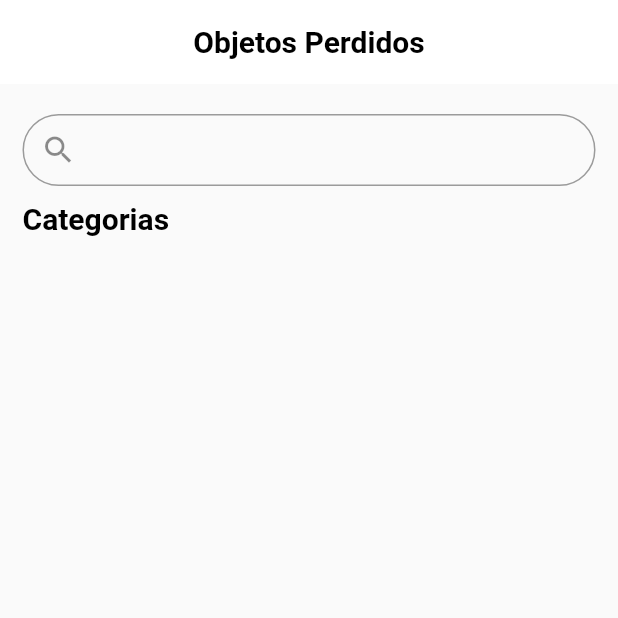
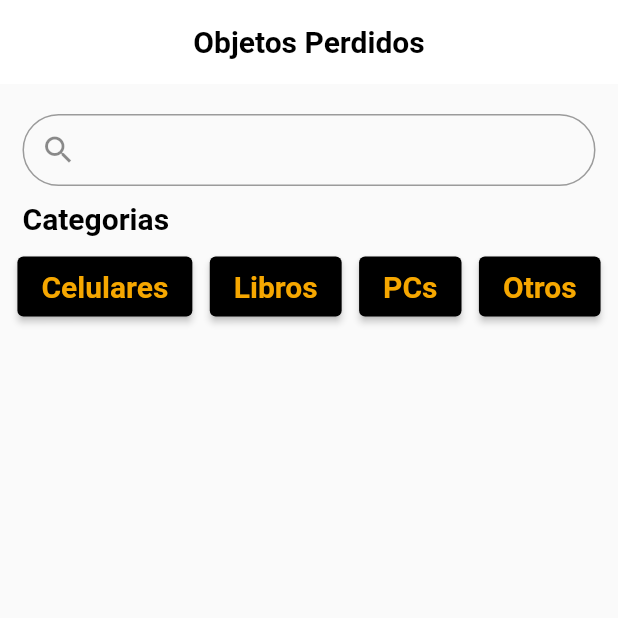
Before and after one commit to Moviles202320Grupo12/Unimaps_Flutter, a Flutter app: the screen it shows after launch, on a phone screen of 412 x 824 dp, the top half of it. Run offline on Flutter 3.47's test engine with Material 2 defaults, Android fonts, the light colour scheme and no system bars; our stand-ins replace google_fonts; Roboto replaces fonts that are missing (Urbanist).

Commit message:
Categorias botones

```diff
--- a/app_final/lib/pages/lost_property.dart
+++ b/app_final/lib/pages/lost_property.dart
@@ -61,7 +61,65 @@ class LostPropertyHome extends StatelessWidget {
                       fontFamily: 'Urbanist',
                       fontWeight: FontWeight.bold,
                       fontSize: 20)),
-            )
+            ),
+            SizedBox(height: 10),
+            Row(
+              mainAxisAlignment: MainAxisAlignment.spaceEvenly,
+              children: [
+                ElevatedButton(
+                  onPressed: () {
+                    // Acción del botón 1
+                  },
+                  style: ElevatedButton.styleFrom(
+                      primary: Colors.black, minimumSize: Size(40, 40)),
+                  child: const Text("Celulares",
+                      style: TextStyle(
+                          color: Color(0xFFF6A700),
+                          fontFamily: 'Urbanist',
+                          fontWeight: FontWeight.bold,
+                          fontSize: 20)),
+                ),
+                ElevatedButton(
+                  onPressed: () {
+                    // Acción del botón 2
+                  },
+                  style: ElevatedButton.styleFrom(
+                      primary: Colors.black, minimumSize: Size(40, 40)),
+                  child: const Text("Libros",
+                      style: TextStyle(
+                          color: Color(0xFFF6A700),
+                          fontFamily: 'Urbanist',
+                          fontWeight: FontWeight.bold,
+                          fontSize: 20)),
+                ),
+                ElevatedButton(
+                  onPressed: () {
+                    // Acción del botón 3
+                  },
+                  style: ElevatedButton.styleFrom(
+                      primary: Colors.black, minimumSize: Size(40, 40)),
+                  child: const Text("PCs",
+                      style: TextStyle(
+                          color: Color(0xFFF6A700),
+                          fontFamily: 'Urbanist',
+                          fontWeight: FontWeight.bold,
+                          fontSize: 20)),
+                ),
+                ElevatedButton(
+                  onPressed: () {
+                    // Acción del botón 3
+                  },
+                  style: ElevatedButton.styleFrom(
+                      primary: Colors.black, minimumSize: Size(40, 40)),
+                  child: const Text("Otros",
+                      style: TextStyle(
+                          color: Color(0xFFF6A700),
+                          fontFamily: 'Urbanist',
+                          fontWeight: FontWeight.bold,
+                          fontSize: 20)),
+                )
+              ],
+            ),
           ],
         ));
   }
```
